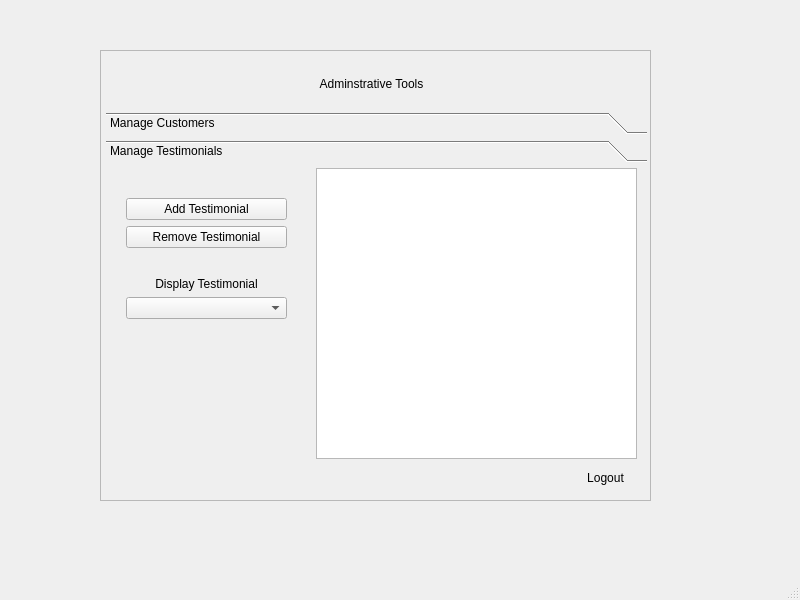
Above: forms/MainWindow.ui from tigerjpg/cybersecurity before the change. Below: the same form after it.
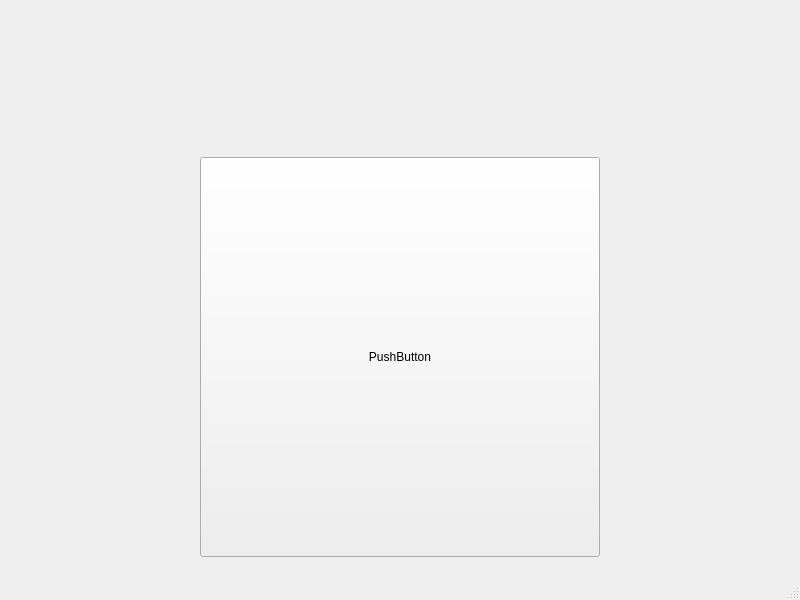
That is the form after the change. The open tabs and pages were chosen to show the change. Icons and pictures are not drawn. Custom widgets are drawn as their Qt base class.

What changed in the file:
```diff
--- a/forms/MainWindow.ui
+++ b/forms/MainWindow.ui
@@ -24,8 +24,42 @@
      </rect>
     </property>
     <property name="currentIndex">
-     <number>3</number>
+     <number>0</number>
     </property>
+    <widget class="QWidget" name="intro_page">
+     <widget class="imagebutton" name="welcomeBtn">
+      <property name="geometry">
+       <rect>
+        <x>200</x>
+        <y>157</y>
+        <width>400</width>
+        <height>400</height>
+       </rect>
+      </property>
+      <property name="text">
+       <string>PushButton</string>
+      </property>
+     </widget>
+     <widget class="QLabel" name="welcomeTitle">
+      <property name="geometry">
+       <rect>
+        <x>150</x>
+        <y>30</y>
+        <width>500</width>
+        <height>120</height>
+       </rect>
+      </property>
+      <property name="text">
+       <string/>
+      </property>
+      <property name="pixmap">
+       <pixmap>:/images/TIGERtitle.png</pixmap>
+      </property>
+      <property name="scaledContents">
+       <bool>true</bool>
+      </property>
+     </widget>
+    </widget>
     <widget class="QWidget" name="login_page">
      <widget class="QFrame" name="login_frame">
       <property name="geometry">
@@ -515,8 +549,8 @@
          <rect>
           <x>0</x>
           <y>0</y>
-          <width>541</width>
-          <height>295</height>
+          <width>100</width>
+          <height>30</height>
          </rect>
         </property>
         <attribute name="label">
@@ -635,6 +669,13 @@
   </widget>
   <widget class="QStatusBar" name="statusbar"/>
  </widget>
+ <customwidgets>
+  <customwidget>
+   <class>imagebutton</class>
+   <extends>QPushButton</extends>
+   <header location="global">imagebutton.h</header>
+  </customwidget>
+ </customwidgets>
  <resources/>
  <connections/>
 </ui>
```
Left out of the diff: 2 changed lines with no effect on the pictures.
